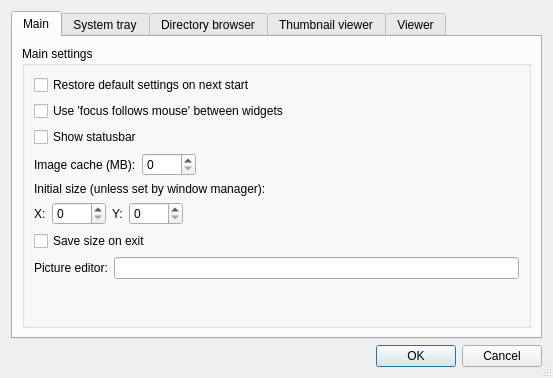
This is aardview/settingsdialog.ui in bwachter/aardview as Qt 5 draws it before an edit. The edited form follows.
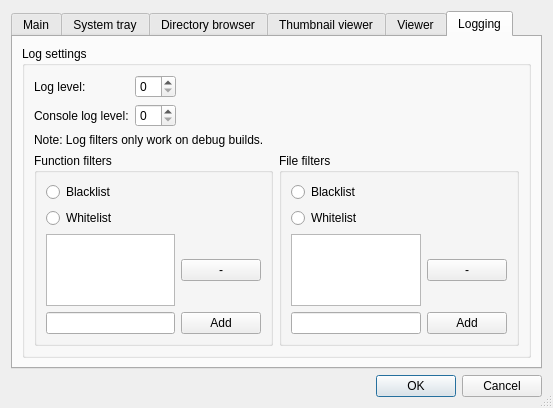
This is the edited form. The open tabs and pages were chosen to show the change.

Commit message:
Make log levels configurable
This also prepares the UI for the not fully implemented log filtering.

Patch:
```diff
--- a/aardview/settingsdialog.ui
+++ b/aardview/settingsdialog.ui
@@ -457,6 +457,190 @@
          </item>
         </layout>
        </widget>
+       <widget class="QWidget" name="tab_6">
+        <attribute name="title">
+         <string>Logging</string>
+        </attribute>
+        <layout class="QHBoxLayout" name="horizontalLayout_10">
+         <item>
+          <widget class="QGroupBox" name="groupBox_6">
+           <property name="title">
+            <string>Log settings</string>
+           </property>
+           <layout class="QVBoxLayout" name="verticalLayout_3">
+            <item>
+             <layout class="QGridLayout" name="gridLayout_3">
+              <item row="0" column="2">
+               <spacer name="horizontalSpacer_4">
+                <property name="orientation">
+                 <enum>Qt::Horizontal</enum>
+                </property>
+                <property name="sizeHint" stdset="0">
+                 <size>
+                  <width>40</width>
+                  <height>20</height>
+                 </size>
+                </property>
+               </spacer>
+              </item>
+              <item row="0" column="1">
+               <widget class="QSpinBox" name="logLevel"/>
+              </item>
+              <item row="0" column="0">
+               <widget class="QLabel" name="label_8">
+                <property name="text">
+                 <string>Log level:</string>
+                </property>
+               </widget>
+              </item>
+              <item row="1" column="0">
+               <widget class="QLabel" name="label_10">
+                <property name="text">
+                 <string>Console log level:</string>
+                </property>
+               </widget>
+              </item>
+              <item row="1" column="1">
+               <widget class="QSpinBox" name="logLevelConsole"/>
+              </item>
+             </layout>
+            </item>
+            <item>
+             <widget class="QLabel" name="label_9">
+              <property name="text">
+               <string>&lt;html&gt;&lt;head/&gt;&lt;body&gt;&lt;p&gt;&lt;span style=&quot; font-size:9pt;&quot;&gt;Note: Log filters only work on debug builds.&lt;/span&gt;&lt;/p&gt;&lt;/body&gt;&lt;/html&gt;</string>
+              </property>
+             </widget>
+            </item>
+            <item>
+             <layout class="QHBoxLayout" name="horizontalLayout_12">
+              <property name="sizeConstraint">
+               <enum>QLayout::SetDefaultConstraint</enum>
+              </property>
+              <property name="leftMargin">
+               <number>0</number>
+              </property>
+              <item>
+               <widget class="QGroupBox" name="groupBox_7">
+                <property name="sizePolicy">
+                 <sizepolicy hsizetype="Preferred" vsizetype="Preferred">
+                  <horstretch>0</horstretch>
+                  <verstretch>0</verstretch>
+                 </sizepolicy>
+                </property>
+                <property name="title">
+                 <string>Function filters</string>
+                </property>
+                <layout class="QVBoxLayout" name="verticalLayout_5">
+                 <item>
+                  <widget class="QRadioButton" name="functionFilterIsBlacklist">
+                   <property name="text">
+                    <string>Blacklist</string>
+                   </property>
+                  </widget>
+                 </item>
+                 <item>
+                  <widget class="QRadioButton" name="functionFilterIsWhitelist">
+                   <property name="text">
+                    <string>Whitelist</string>
+                   </property>
+                  </widget>
+                 </item>
+                 <item>
+                  <layout class="QHBoxLayout" name="horizontalLayout_14">
+                   <item>
+                    <widget class="QListView" name="functionFilters"/>
+                   </item>
+                   <item>
+                    <widget class="QPushButton" name="removeFunctionFilter">
+                     <property name="text">
+                      <string>-</string>
+                     </property>
+                    </widget>
+                   </item>
+                  </layout>
+                 </item>
+                 <item>
+                  <layout class="QHBoxLayout" name="horizontalLayout_11">
+                   <item>
+                    <widget class="QLineEdit" name="lineEdit"/>
+                   </item>
+                   <item>
+                    <widget class="QPushButton" name="addFunctionFilter">
+                     <property name="text">
+                      <string>Add</string>
+                     </property>
+                    </widget>
+                   </item>
+                  </layout>
+                 </item>
+                </layout>
+               </widget>
+              </item>
+              <item>
+               <widget class="QGroupBox" name="groupBox_8">
+                <property name="title">
+                 <string>File filters</string>
+                </property>
+                <layout class="QVBoxLayout" name="verticalLayout_7">
+                 <item>
+                  <widget class="QRadioButton" name="fileFilterIsBlacklist">
+                   <property name="text">
+                    <string>Blacklist</string>
+                   </property>
+                  </widget>
+                 </item>
+                 <item>
+                  <widget class="QRadioButton" name="fileFilterIsWhitelist">
+                   <property name="text">
+                    <string>Whitelist</string>
+                   </property>
+                  </widget>
+                 </item>
+                 <item>
+                  <layout class="QHBoxLayout" name="horizontalLayout_15">
+                   <item>
+                    <widget class="QListWidget" name="fileFilters"/>
+                   </item>
+                   <item>
+                    <widget class="QPushButton" name="removeFileFilter">
+                     <property name="sizePolicy">
+                      <sizepolicy hsizetype="Minimum" vsizetype="Maximum">
+                       <horstretch>0</horstretch>
+                       <verstretch>0</verstretch>
+                      </sizepolicy>
+                     </property>
+                     <property name="text">
+                      <string>-</string>
+                     </property>
+                    </widget>
+                   </item>
+                  </layout>
+                 </item>
+                 <item>
+                  <layout class="QHBoxLayout" name="horizontalLayout_13">
+                   <item>
+                    <widget class="QLineEdit" name="lineEdit_2"/>
+                   </item>
+                   <item>
+                    <widget class="QPushButton" name="addFileFilter">
+                     <property name="text">
+                      <string>Add</string>
+                     </property>
+                    </widget>
+                   </item>
+                  </layout>
+                 </item>
+                </layout>
+               </widget>
+              </item>
+             </layout>
+            </item>
+           </layout>
+          </widget>
+         </item>
+        </layout>
+       </widget>
       </widget>
      </item>
      <item>
```
The commit also changes 1 other file.
